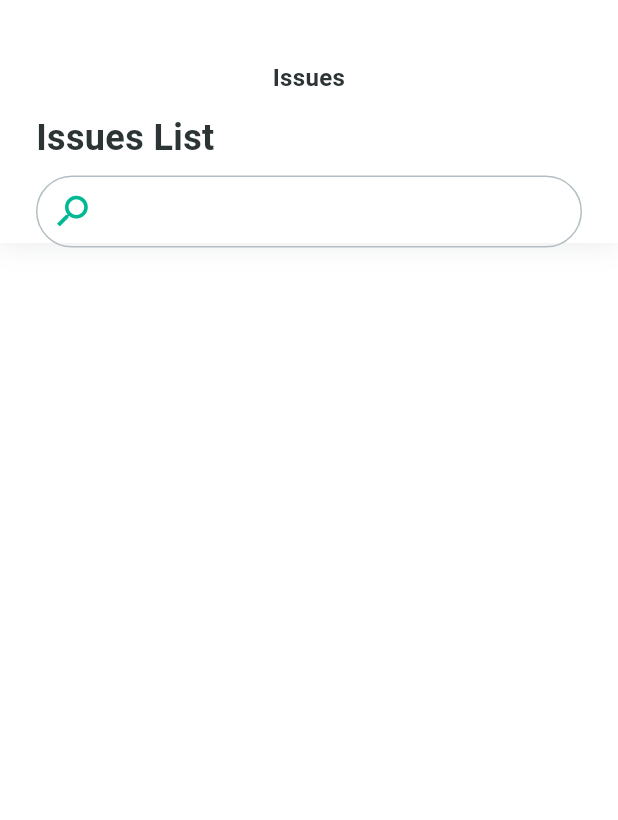
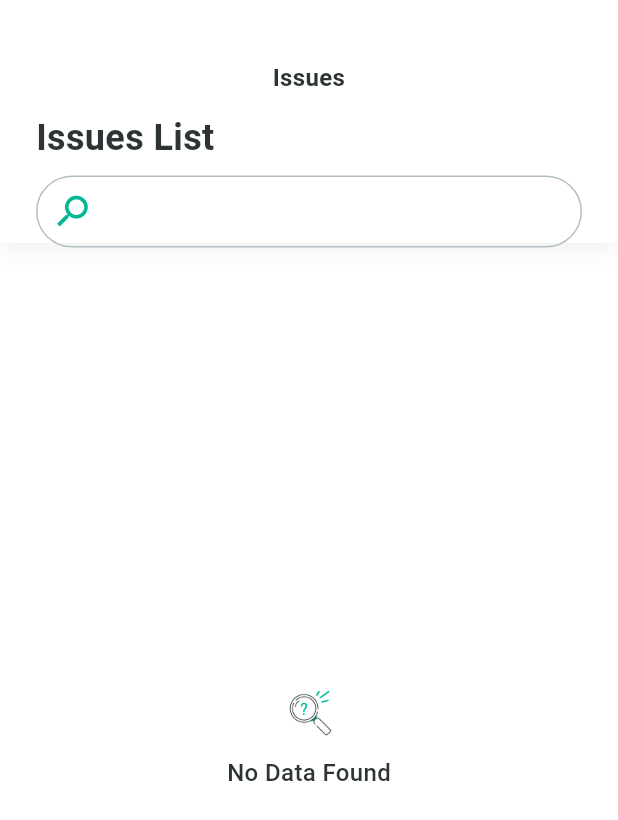
Before and after one commit to mirzamahmud/royex-task, a Flutter app: the screen it shows after launch, on a phone screen of 412 x 824 dp. Shown: the top 820 px of the screen. Run offline on Flutter 3.47's test engine with Material 3 defaults, Android fonts, the light colour scheme and no system bars; our stand-ins replace flutter_spinkit, flutter_widget_from_html, get, google_fonts; network calls fail.

Commit message:
add_no_data_image

```diff
--- a/lib/data/repos/issues_repo.dart
+++ b/lib/data/repos/issues_repo.dart
@@ -7,8 +7,8 @@ class IssuesRepo{
   final ApiService apiService;
   IssuesRepo({required this.apiService});
 
-  Future<ApiResponseModel> getIssueList() async{
-    String url = "${ApiUrls.baseUrl}${ApiUrls.repositoryIssuesEndPoint}";
+  Future<ApiResponseModel> getIssueList({required int perPage, required int page}) async{
+    String url = "${ApiUrls.baseUrl}${ApiUrls.repositoryIssuesEndPoint}?per_page=$perPage&page=$page";
     print("-------------- request url: $url");
 
     ApiResponseModel responseModel = await apiService.requestToServer(
--- /dev/null
+++ b/lib/utils/app_images.dart
@@ -0,0 +1,4 @@
+class AppImages{
+
+  static const String noDataImage = "assets/images/empty.png";
+}
--- a/lib/view/screens/issues/controller/issues_controller.dart
+++ b/lib/view/screens/issues/controller/issues_controller.dart
@@ -10,19 +10,36 @@ class IssuesController extends GetxController{
   IssuesController({required this.repo});
 
   bool isLoading = false;
+  List<IssuesModel> issueList = [];
+  int currentPage = 0;
+  int perPage = 20;
+  bool isPagination = false;
+  bool hasMoreData = true;
 
-  List<IssuesModel> issueList = [];
+  initialState() async{
+    isLoading = true;
+    currentPage = 0;
+    issueList.clear();
+    update();
+
+    await loadData();
+    isLoading = false;
+    update();
+  }
 
   Future<void> loadData() async{
-    isLoading = true;
-    update();
-    issueList.clear();
+    currentPage = currentPage + 1;
 
-    ApiResponseModel responseModel = await repo.getIssueList();
+    ApiResponseModel responseModel = await repo.getIssueList(perPage: perPage, page: currentPage);
     if(responseModel.statusCode == 200){
       List<dynamic> model = jsonDecode(responseModel.responseJson);
-      for(var item in model){
-        issueList.add(IssuesModel.fromJson(item));
+      if (model.isNotEmpty) {
+        issueList.addAll(model.map((item) => IssuesModel.fromJson(item)).toList());
+        hasMoreData = model.length == perPage;
+        update();
+      }else{
+        hasMoreData = false;
+        update();
       }
     } else if(responseModel.statusCode == 301){
 
@@ -34,7 +51,20 @@ class IssuesController extends GetxController{
 
     }
 
-    isLoading = false;
     update();
   }
+
+  Future<void> loadPaginationData() async {
+    isPagination = true;
+    update();
+
+    await loadData();
+
+    isPagination = false;
+    update();
+  }
+
+  bool hasNext() {
+    return hasMoreData && !isPagination && !isLoading;
+  }
 }
--- a/lib/view/screens/issues/issues_screen.dart
+++ b/lib/view/screens/issues/issues_screen.dart
@@ -8,6 +8,8 @@ import 'package:royex_task/core/helper/string_format_helper.dart';
 import 'package:royex_task/utils/app_colors.dart';
 import 'package:google_fonts/google_fonts.dart';
 import 'package:royex_task/view/screens/issues/controller/issues_controller.dart';
+import 'package:royex_task/view/widgets/error/no_data_widget.dart';
+import 'package:royex_task/view/widgets/loader/data_loader_widget.dart';
 
 class IssuesScreen extends StatefulWidget {
   const IssuesScreen({super.key});
@@ -22,7 +24,8 @@ class _IssuesScreenState extends State<IssuesScreen> {
   @override
   void initState() {
     final controller = Get.find<IssuesController>();
-    controller.loadData();
+    controller.initialState();
+    scrollController.addListener(scrollListener);
     super.initState();
   }
 
@@ -30,6 +33,15 @@ class _IssuesScreenState extends State<IssuesScreen> {
   void dispose() {
     scrollController.dispose();
     super.dispose();
+  }
+
+  void scrollListener() {
+    final controller = Get.find<IssuesController>();
+    if (scrollController.position.pixels == scrollController.position.maxScrollExtent) {
+      if (controller.hasNext()) {
+        controller.loadPaginationData();
+      }
+    }
   }
 
   @override
@@ -106,16 +118,15 @@ class _IssuesScreenState extends State<IssuesScreen> {
                 ),
               )
             ),
-            body: controller.isLoading ? const Center(
-              child: SpinKitCircle(
-                color: AppColors.colorMintLeaf,
-                size: 56,
-              ),
-            ) : SingleChildScrollView(
+            body: controller.isLoading ? const DataLoaderWidget()
+                : controller.issueList.isEmpty ? const NoDataWidget()
+                : SingleChildScrollView(
               controller: scrollController,
-              physics: const ScrollPhysics(),
+              physics: const  BouncingScrollPhysics(),
               padding: const EdgeInsetsDirectional.symmetric(vertical: 20, horizontal: 24),
               child: Column(
+                children: [
+                  Column(
                     crossAxisAlignment: CrossAxisAlignment.start,
                     children: List.generate(controller.issueList.length, (index) => Padding(
                       padding: const EdgeInsets.only(bottom: 12),
@@ -192,6 +203,17 @@ class _IssuesScreenState extends State<IssuesScreen> {
                       ),
                     ))
                   ),
+                  controller.hasNext() ? const Padding(
+                    padding: EdgeInsetsDirectional.symmetric(vertical: 16),
+                    child: Center(
+                      child: SpinKitCircle(
+                        color: AppColors.colorMintLeaf,
+                        size: 56,
+                      ),
+                    ),
+                  ) : const SizedBox()
+                ],
+              ),
             ),
           );
         }
--- /dev/null
+++ b/lib/view/widgets/error/no_data_widget.dart
@@ -0,0 +1,33 @@
+import 'package:flutter/material.dart';
+import 'package:google_fonts/google_fonts.dart';
+import 'package:royex_task/utils/app_colors.dart';
+import 'package:royex_task/utils/app_images.dart';
+
+class NoDataWidget extends StatelessWidget {
+  const NoDataWidget({super.key});
+
+  @override
+  Widget build(BuildContext context) {
+    return Center(
+      child: Column(
+        crossAxisAlignment: CrossAxisAlignment.center,
+        mainAxisAlignment: MainAxisAlignment.center,
+        children: [
+          Image.asset(
+            AppImages.noDataImage,
+            height: 32, width: 32,
+          ),
+          const SizedBox(height: 12),
+          Text(
+            "No Data Found",
+            style: GoogleFonts.roboto(
+              color: AppColors.colorBlack,
+              fontSize: 16,
+              fontWeight: FontWeight.w500
+            ),
+          ),
+        ],
+      ),
+    );
+  }
+}
--- a/pubspec.yaml
+++ b/pubspec.yaml
@@ -65,9 +65,8 @@ flutter:
   uses-material-design: true
 
   # To add assets to your application, add an assets section, like this:
-  # assets:
-  #   - images/a_dot_burr.jpeg
-  #   - images/a_dot_ham.jpeg
+  assets:
+    - assets/images/
 
   # An image asset can refer to one or more resolution-specific "variants", see
   # https://flutter.dev/to/resolution-aware-images
```
Also changed, not shown: lib/view/widgets/loader/data_loader_widget.dart (added, +17 -0 lines), assets/images/empty.png (added). Lines whose indentation alone changed are shown as unchanged.
